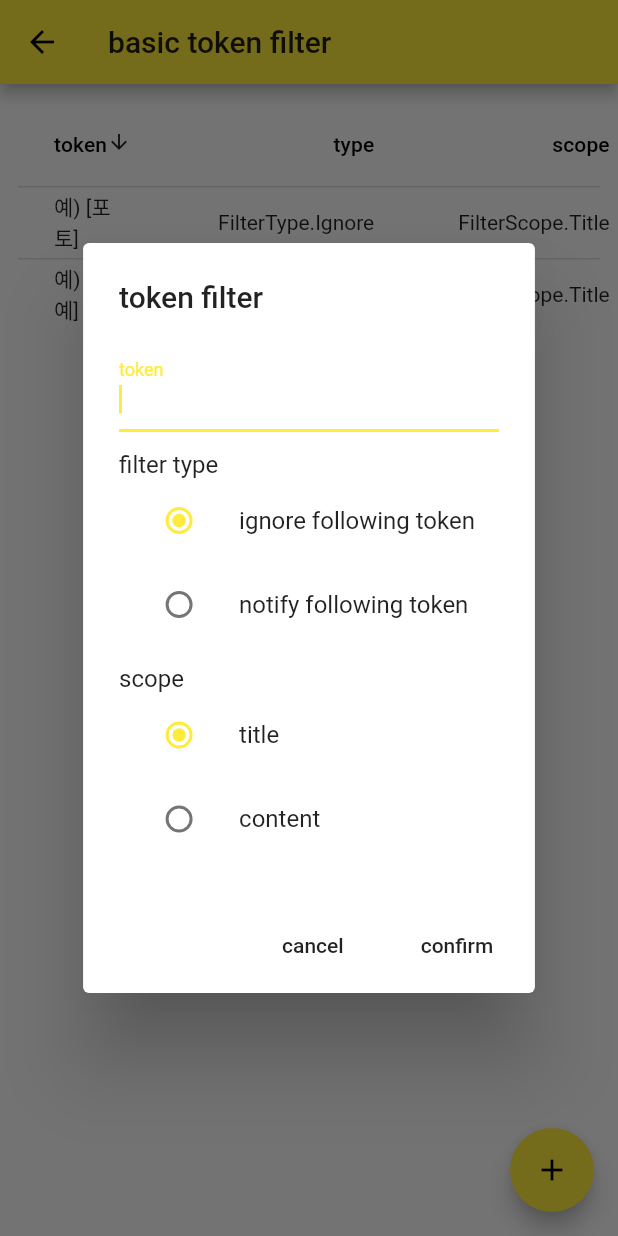
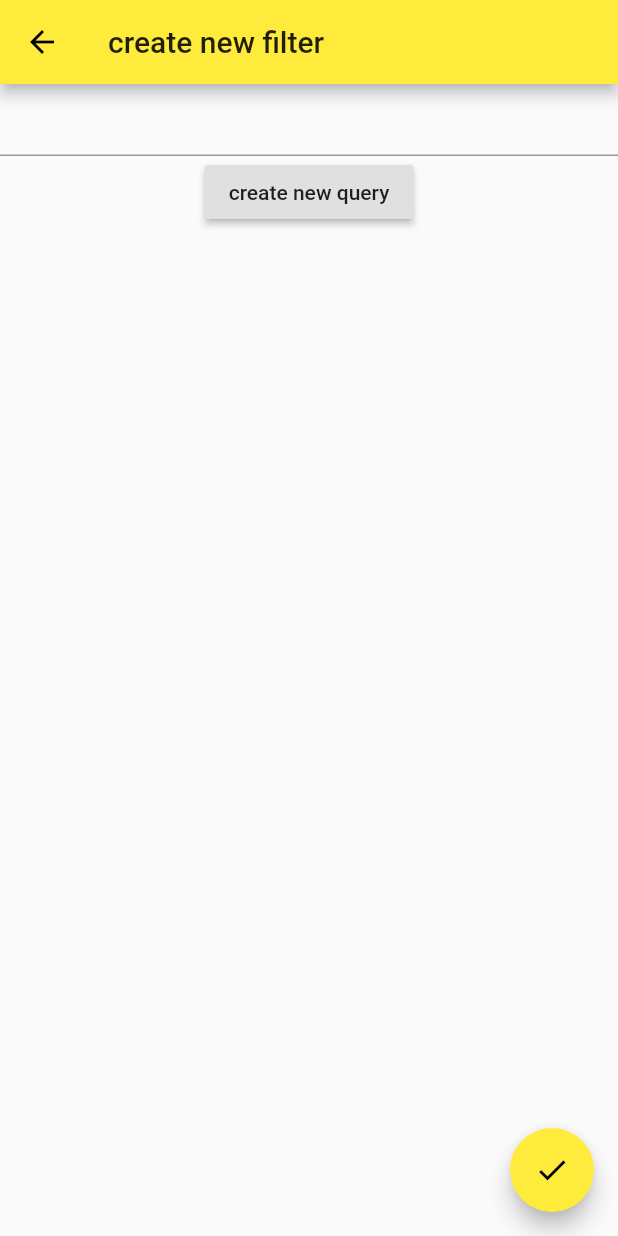
Before and after one commit to softmarshmallow/inked-flutter, a Flutter app: the FilterSettingsScreen screen opened by its route, after a tap on the "add" icon, on a phone screen of 412 x 824 dp. Run offline on Flutter 3.47's test engine with Material 2 defaults, Android fonts, the phone set to English and light mode, and no system bars; our stand-ins replace audioplayers, dio, equatable, flutter_bloc, flutter_html, logger and 1 more; missing offline and left inert: eventsource, firebase, flutter_widgets; accounts and stored records are empty; generated files the repository leaves out were written again.

Commit message:
🤨 implemented live stream; added filter create screen (skeleton), spam game view (skeleton)

```diff
--- a/lib/data/remote/realtime_news_receiver.dart
+++ b/lib/data/remote/realtime_news_receiver.dart
@@ -1,3 +1,5 @@
+import 'dart:io';
+
 import 'package:dio/dio.dart';
 import 'package:eventsource/eventsource.dart';
 import 'package:inked/data/model/news.dart';
@@ -24,13 +26,12 @@ class RealtimeNewsReceiver {
       "http://$server/api/events/",
       client: http.BrowserClient());
 
-  static const _interval = 2000; // ms
+  static const _interval = Duration(seconds: 5, milliseconds: 0);
   Stream<News> newsStream() async* {
     String lastNewsId;
     List<News> newRecents = [];
     var api = NewsApi(Dio());
     while (true) {
-      await new Future.delayed(new Duration(milliseconds: _interval));
       var recents = await api.getLastNews();
       if (lastNewsId == null) {
         newRecents = recents;
@@ -44,6 +45,8 @@ class RealtimeNewsReceiver {
           yield d;
         }
       }
+//      sleep(_interval);
+      await new Future.delayed(_interval);
     }
   }
 
--- /dev/null
+++ b/lib/screen/filter_create_screen.dart
@@ -0,0 +1,56 @@
+import 'package:flutter/material.dart';
+import 'package:inked/dialogs/edit_token_filter_dialog.dart';
+
+class FilterCreateScreen extends StatefulWidget {
+  static const routeName = "/settings/filter/new";
+
+  @override
+  State<StatefulWidget> createState() => _FilterCreateScreenState();
+}
+
+class _FilterCreateScreenState extends State<FilterCreateScreen> {
+  final _formKey = GlobalKey<FormState>();
+  final _scaffoldKey = GlobalKey<ScaffoldState>();
+
+  @override
+  Widget build(BuildContext context) {
+    return Scaffold(
+      key: _scaffoldKey,
+      appBar: AppBar(
+        title: Text("create new filter"),
+      ),
+      body: Form(
+        key: _formKey,
+        child: Column(
+          children: <Widget>[
+            TextFormField(
+              // The validator receives the text that the user has entered.
+              validator: (value) {
+                if (value.isEmpty) {
+                  return 'Please enter some text';
+                }
+                return null;
+              },
+            ),
+            RaisedButton(
+              child: Text("create new query"),
+              onPressed: () {
+                showDialog(
+                    context: context,
+                    builder: (BuildContext context) => EditTokenFilterDialog());
+              },
+            )
+          ],
+        ),
+      ),
+      floatingActionButton: FloatingActionButton(
+        child: Icon(Icons.check),
+        onPressed: () {
+          if (_formKey.currentState.validate()) {
+            _scaffoldKey.currentState.showSnackBar(SnackBar(content: Text('Processing Data')));
+          }
+        },
+      ),
+    );
+  }
+}
--- a/lib/screen/filter_settings_screen.dart
+++ b/lib/screen/filter_settings_screen.dart
@@ -2,6 +2,7 @@ import 'package:flutter/cupertino.dart';
 import 'package:flutter/material.dart';
 import 'package:inked/data/model/filter.dart';
 import 'package:inked/dialogs/edit_token_filter_dialog.dart';
+import 'package:inked/screen/filter_create_screen.dart';
 
 class FilterSettingsScreen extends StatefulWidget {
   static const String routeName = "/settings/filter/basics";
@@ -108,8 +109,6 @@ class _FilterSettingsScreen extends State<FilterSettingsScreen> {
   }
 
   _showCreateTokenFilterDialog() {
-    showDialog(
-        context: context,
-        builder: (BuildContext context) => EditTokenFilterDialog());
+    Navigator.of(context).pushNamed(FilterCreateScreen.routeName);
   }
 }
--- a/lib/utils/routes.dart
+++ b/lib/utils/routes.dart
@@ -1,10 +1,16 @@
 import 'package:flutter/widgets.dart';
 import 'package:inked/screen/content_detail_screen.dart';
+import 'package:inked/screen/filter_create_screen.dart';
 import 'package:inked/screen/filter_settings_screen.dart';
+import 'package:inked/screen/saved_news_screen.dart';
+import 'package:inked/screen/spam_or_not_screen.dart';
 
 Map<String, WidgetBuilder> buildRoutes(BuildContext context){
   return {
     ContentDetailScreen.routeName: (context) => ContentDetailScreen(),
+    SavedNewsScreen.routeName: (context) => SavedNewsScreen(),
     FilterSettingsScreen.routeName: (context) => FilterSettingsScreen(),
+    FilterCreateScreen.routeName: (context) => FilterCreateScreen(),
+    SpamOrNotScreen.routeName: (context) => SpamOrNotScreen(),
   };
 }
```
Also changed, not shown: lib/screen/saved_news_screen.dart (added, +19 -0 lines), lib/screen/spam_or_not_screen.dart (added, +25 -0 lines), lib/widget/main_drawer.dart (+6 -5 lines).
